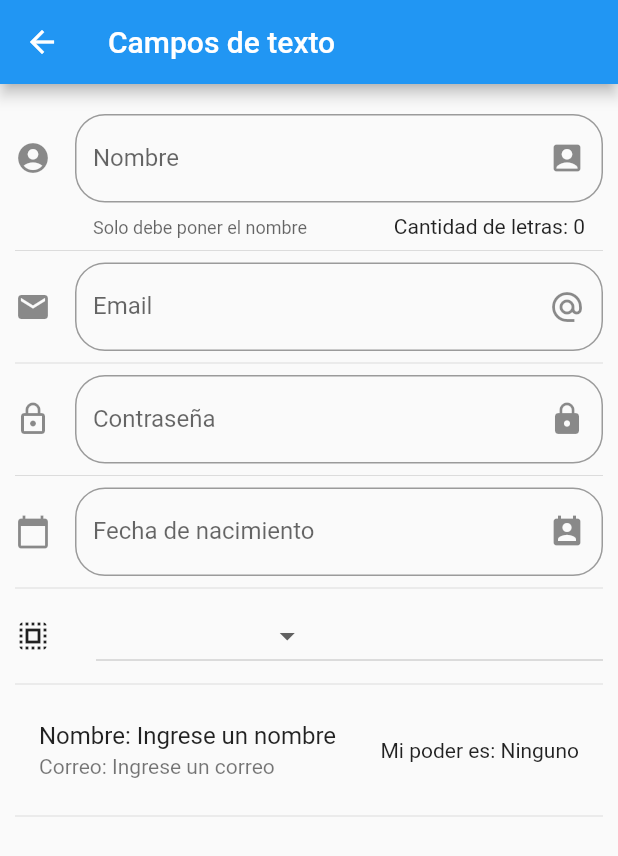
After one commit to jdgn94/fluter-componet-navigation-example, a Flutter app: the screen it shows after launch, after a tap on "Campos de texto", on a phone screen of 412 x 824 dp. The commit adds this screen. Shown: the top 856 px of the screen. Run offline on Flutter 3.47's test engine with Material 2 defaults, Android fonts, the phone set to English and light mode, and no system bars; network calls fail.

Commit message:
Se crean ejemplos basicos de inputs

```diff
--- a/data/menu_opts.json
+++ b/data/menu_opts.json
@@ -20,6 +20,11 @@
       "ruta": "animatedContainer",
       "icon": "donut_large",
       "texto": "Contenedor de Animacion"
+    },
+    {
+      "ruta": "input",
+      "icon": "input",
+      "texto": "Campos de texto"
     }
   ]
 }
--- a/lib/main.dart
+++ b/lib/main.dart
@@ -1,4 +1,5 @@
 import 'package:flutter/material.dart';
+import 'package:flutter_localizations/flutter_localizations.dart';
 
 import 'src/routes/routes.dart';
 import 'src/pages/error_page.dart';
@@ -10,6 +11,18 @@ class MyApp extends StatelessWidget {
   Widget build(BuildContext context) {
     return MaterialApp(
       debugShowCheckedModeBanner: false,
+      localizationsDelegates: [
+        GlobalMaterialLocalizations.delegate,
+        GlobalWidgetsLocalizations.delegate,
+        GlobalCupertinoLocalizations.delegate,
+      ],
+      supportedLocales: [
+        const Locale('en'), // English
+        const Locale('es'), // Spanish
+        const Locale('he'), // Hebrew
+        const Locale.fromSubtags(
+            languageCode: 'zh'), // Chinese *See Advanced Locales below*
+      ],
       title: 'Components App',
       // home: HomePage(),
       initialRoute: 'home',
--- /dev/null
+++ b/lib/src/pages/input_page.dart
@@ -0,0 +1,176 @@
+import 'package:flutter/material.dart';
+
+class InputPage extends StatefulWidget {
+  @override
+  _InputPageState createState() => _InputPageState();
+}
+
+class _InputPageState extends State<InputPage> {
+  String _nombre = '';
+  String _email = '';
+  String _password = '';
+  String _date = '';
+  String _superPowerSelected;
+
+  List<String> _superPowers = ['Volar', 'Super Velocidad', 'Super Fuerza'];
+
+  TextEditingController _inputFieldDateController = new TextEditingController();
+  @override
+  Widget build(BuildContext context) {
+    return Scaffold(
+        appBar: AppBar(
+          title: Text("Campos de texto"),
+        ),
+        body: ListView(
+          padding: EdgeInsets.symmetric(horizontal: 10.0, vertical: 20.0),
+          children: <Widget>[
+            _createInput(),
+            Divider(),
+            _emailInput(),
+            Divider(),
+            _passwordInput(),
+            Divider(),
+            _dateInput(context),
+            Divider(),
+            _dropDownInput(),
+            Divider(),
+            _viewName(),
+            Divider(),
+          ],
+        ));
+  }
+
+  Widget _createInput() {
+    return TextField(
+      // autofocus: true,
+      textCapitalization: TextCapitalization.sentences,
+      decoration: InputDecoration(
+        border: OutlineInputBorder(borderRadius: BorderRadius.circular(20.0)),
+        counter: Text('Cantidad de letras: ${_nombre.length}'),
+        hintText: 'Nombre de la persona',
+        labelText: 'Nombre',
+        helperText: 'Solo debe poner el nombre',
+        suffixIcon: Icon(Icons.account_box),
+        icon: Icon(Icons.account_circle),
+      ),
+      onChanged: (value) {
+        setState(() {
+          _nombre = value;
+        });
+      },
+    );
+  }
+
+  Widget _viewName() {
+    return ListTile(
+      title: Text('Nombre: ${_nombre == '' ? 'Ingrese un nombre' : _nombre}'),
+      subtitle: Text('Correo: ${_email == '' ? 'Ingrese un correo' : _email}'),
+      trailing: Text(
+          'Mi poder es: ${_superPowerSelected == null ? 'Ninguno' : _superPowerSelected}'),
+    );
+  }
+
+  Widget _emailInput() {
+    return TextField(
+      keyboardType: TextInputType.emailAddress,
+      decoration: InputDecoration(
+        border: OutlineInputBorder(borderRadius: BorderRadius.circular(20.0)),
+        hintText: 'Email',
+        labelText: 'Email',
+        suffixIcon: Icon(Icons.alternate_email),
+        icon: Icon(Icons.email),
+      ),
+      onChanged: (value) {
+        setState(() {
+          _email = value;
+        });
+      },
+    );
+  }
+
+  Widget _passwordInput() {
+    return TextField(
+      obscureText: true,
+      decoration: InputDecoration(
+        border: OutlineInputBorder(borderRadius: BorderRadius.circular(20.0)),
+        hintText: 'Contraseña',
+        labelText: 'Contraseña',
+        suffixIcon: Icon(Icons.lock),
+        icon: Icon(Icons.lock_outline),
+      ),
+      onChanged: (value) {
+        setState(() {
+          _password = value;
+        });
+      },
+    );
+  }
+
+  Widget _dateInput(BuildContext context) {
+    return TextField(
+      enableInteractiveSelection: false,
+      controller: _inputFieldDateController,
+      decoration: InputDecoration(
+        border: OutlineInputBorder(borderRadius: BorderRadius.circular(20.0)),
+        hintText: 'Fecha de nacimiento',
+        labelText: 'Fecha de nacimiento',
+        suffixIcon: Icon(Icons.perm_contact_calendar),
+        icon: Icon(Icons.calendar_today),
+      ),
+      onTap: () {
+        FocusScope.of(context).requestFocus(new FocusNode());
+        _selectDate(context);
+      },
+    );
+  }
+
+  void _selectDate(BuildContext context) async {
+    DateTime picker = await showDatePicker(
+      context: context,
+      locale: Locale('es'),
+      initialDate: new DateTime.now(),
+      firstDate: new DateTime(1900),
+      lastDate: new DateTime.now(),
+    );
+
+    if (picker != null) {
+      setState(() {
+        _date = picker.toString();
+        _inputFieldDateController.text = _date;
+      });
+    }
+  }
+
+  List<DropdownMenuItem<String>> getOptionsDropdown() {
+    List<DropdownMenuItem<String>> listItems = new List();
+
+    _superPowers.forEach((superPower) => {
+          listItems.add(DropdownMenuItem(
+            child: Text(superPower),
+            value: superPower,
+          ))
+        });
+    return listItems;
+  }
+
+  Widget _dropDownInput() {
+    return Row(
+      children: <Widget>[
+        Icon(Icons.select_all),
+        SizedBox(width: 30.0),
+        Expanded(
+          child: DropdownButton(
+            value: _superPowerSelected,
+            items: getOptionsDropdown(),
+            onChanged: (opt) {
+              print(opt);
+              setState(() {
+                _superPowerSelected = opt;
+              });
+            },
+          ),
+        ),
+      ],
+    );
+  }
+}
--- a/lib/src/routes/routes.dart
+++ b/lib/src/routes/routes.dart
@@ -5,6 +5,7 @@ import 'package:componets/src/pages/avatar_page.dart';
 import 'package:componets/src/pages/home_page.dart';
 import 'package:componets/src/pages/card_page.dart';
 import 'package:componets/src/pages/animated_container_page.dart';
+import 'package:componets/src/pages/input_page.dart';
 
 Map<String, WidgetBuilder> getApplicationRoutes() {
   return <String, WidgetBuilder>{
@@ -13,5 +14,6 @@ Map<String, WidgetBuilder> getApplicationRoutes() {
     'avatar': (BuildContext context) => AvatarPage(),
     'card': (BuildContext context) => CardPage(),
     'animatedContainer': (BuildContext context) => AnimatedContainerPage(),
+    'input': (BuildContext context) => InputPage(),
   };
 }
--- a/lib/src/utils/icons_string_util.dart
+++ b/lib/src/utils/icons_string_util.dart
@@ -5,6 +5,7 @@ final _icons = <String, IconData>{
   'accessibility': Icons.accessibility,
   'folder_open': Icons.folder_open,
   'donut_large': Icons.donut_large,
+  'input': Icons.input,
 };
 
 Icon getIcon(String iconName) {
--- a/pubspec.yaml
+++ b/pubspec.yaml
@@ -19,6 +19,9 @@ environment:
 dependencies:
   flutter:
     sdk: flutter
+  flutter_localizations:
+    sdk: flutter
+  flutter_cupertino_localizations: ^1.0.1
 
   # The following adds the Cupertino Icons font to your application.
   # Use with the CupertinoIcons class for iOS style icons.
```
Also changed, not shown: pubspec.lock.
